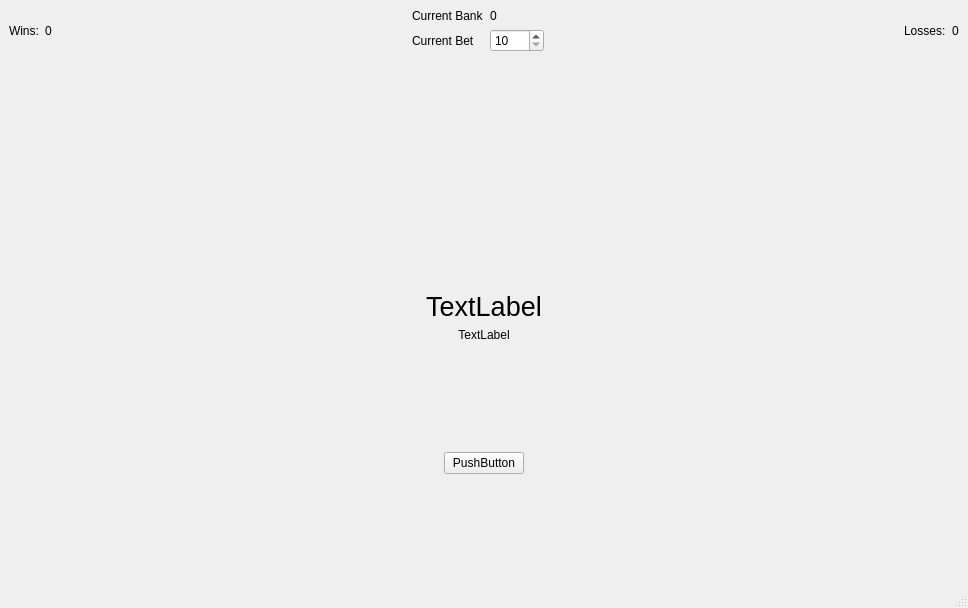
This is CrapsMainWindow.ui in Nicholas-LeBoeuf/crapsnqt-Nicholas-LeBoeuf as Qt 5 draws it before an edit. The edited form follows.
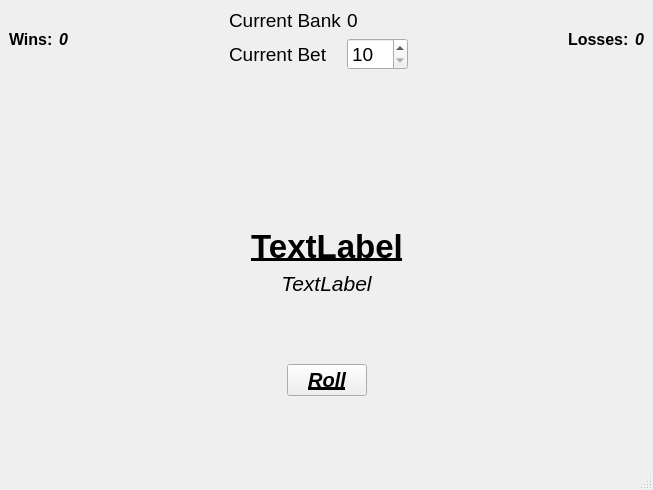
This is the edited form. Icons and pictures are not drawn.

Commit message: FINISHED PRODUCT. (Changed code a lot)

The edit to the form file:
```diff
--- a/CrapsMainWindow.ui
+++ b/CrapsMainWindow.ui
@@ -6,8 +6,8 @@
    <rect>
     <x>0</x>
     <y>0</y>
-    <width>968</width>
-    <height>608</height>
+    <width>653</width>
+    <height>490</height>
    </rect>
   </property>
   <property name="windowTitle">
@@ -23,6 +23,13 @@
          <layout class="QHBoxLayout" name="horizontalLayout">
           <item>
            <widget class="QLabel" name="label">
+            <property name="font">
+             <font>
+              <pointsize>12</pointsize>
+              <weight>75</weight>
+              <bold>true</bold>
+             </font>
+            </property>
             <property name="text">
              <string>Wins:</string>
             </property>
@@ -30,6 +37,14 @@
           </item>
           <item>
            <widget class="QLabel" name="winsCountUI">
+            <property name="font">
+             <font>
+              <pointsize>12</pointsize>
+              <weight>75</weight>
+              <italic>true</italic>
+              <bold>true</bold>
+             </font>
+            </property>
             <property name="text">
              <string>0</string>
             </property>
@@ -54,6 +69,11 @@
          <layout class="QGridLayout" name="gridLayout">
           <item row="0" column="0">
            <widget class="QLabel" name="label_3">
+            <property name="font">
+             <font>
+              <pointsize>14</pointsize>
+             </font>
+            </property>
             <property name="text">
              <string>Current Bank</string>
             </property>
@@ -61,6 +81,11 @@
           </item>
           <item row="0" column="1">
            <widget class="QLabel" name="currentBankValueUI">
+            <property name="font">
+             <font>
+              <pointsize>14</pointsize>
+             </font>
+            </property>
             <property name="text">
              <string>0</string>
             </property>
@@ -68,6 +93,11 @@
           </item>
           <item row="1" column="0">
            <widget class="QLabel" name="label_4">
+            <property name="font">
+             <font>
+              <pointsize>14</pointsize>
+             </font>
+            </property>
             <property name="text">
              <string>Current Bet</string>
             </property>
@@ -75,11 +105,16 @@
           </item>
           <item row="1" column="1">
            <widget class="QSpinBox" name="currentBetUI">
+            <property name="font">
+             <font>
+              <pointsize>14</pointsize>
+             </font>
+            </property>
             <property name="minimum">
              <number>10</number>
             </property>
             <property name="maximum">
-             <number>1000</number>
+             <number>100</number>
             </property>
             <property name="singleStep">
              <number>20</number>
@@ -105,6 +140,13 @@
          <layout class="QHBoxLayout" name="horizontalLayout_2">
           <item>
            <widget class="QLabel" name="label_5">
+            <property name="font">
+             <font>
+              <pointsize>12</pointsize>
+              <weight>75</weight>
+              <bold>true</bold>
+             </font>
+            </property>
             <property name="text">
              <string>Losses:</string>
             </property>
@@ -112,6 +154,14 @@
           </item>
           <item>
            <widget class="QLabel" name="lossesCountUI">
+            <property name="font">
+             <font>
+              <pointsize>12</pointsize>
+              <weight>75</weight>
+              <italic>true</italic>
+              <bold>true</bold>
+             </font>
+            </property>
             <property name="text">
              <string>0</string>
             </property>
@@ -137,7 +187,7 @@
       <item>
        <layout class="QHBoxLayout" name="horizontalLayout_4">
         <item>
-         <spacer name="horizontalSpacer_4">
+         <spacer name="horizontalSpacer_3">
           <property name="orientation">
            <enum>Qt::Horizontal</enum>
           </property>
@@ -160,7 +210,7 @@
          </widget>
         </item>
         <item>
-         <spacer name="horizontalSpacer_3">
+         <spacer name="horizontalSpacer_4">
           <property name="orientation">
            <enum>Qt::Horizontal</enum>
           </property>
@@ -198,7 +248,7 @@
        </layout>
       </item>
       <item>
-       <spacer name="verticalSpacer">
+       <spacer name="verticalSpacer_3">
         <property name="orientation">
          <enum>Qt::Vertical</enum>
         </property>
@@ -229,7 +279,11 @@
          <widget class="QLabel" name="rollingForUI">
           <property name="font">
            <font>
-            <pointsize>20</pointsize>
+            <pointsize>25</pointsize>
+            <weight>75</weight>
+            <italic>false</italic>
+            <bold>true</bold>
+            <underline>true</underline>
            </font>
           </property>
           <property name="text">
@@ -256,7 +310,13 @@
        </layout>
       </item>
       <item>
-       <widget class="QLabel" name="ststusUI">
+       <widget class="QLabel" name="statusUI">
+        <property name="font">
+         <font>
+          <pointsize>16</pointsize>
+          <italic>true</italic>
+         </font>
+        </property>
         <property name="text">
          <string>TextLabel</string>
         </property>
@@ -266,7 +326,7 @@
        </widget>
       </item>
       <item>
-       <spacer name="verticalSpacer_3">
+       <spacer name="verticalSpacer_2">
         <property name="orientation">
          <enum>Qt::Vertical</enum>
         </property>
@@ -295,8 +355,17 @@
         </item>
         <item>
          <widget class="QPushButton" name="rollButton">
+          <property name="font">
+           <font>
+            <pointsize>15</pointsize>
+            <weight>75</weight>
+            <italic>true</italic>
+            <bold>true</bold>
+            <underline>true</underline>
+           </font>
+          </property>
           <property name="text">
-           <string>PushButton</string>
+           <string>Roll</string>
           </property>
          </widget>
         </item>
@@ -316,7 +385,7 @@
        </layout>
       </item>
       <item>
-       <spacer name="verticalSpacer_2">
+       <spacer name="verticalSpacer">
         <property name="orientation">
          <enum>Qt::Vertical</enum>
         </property>
```
Left out of the diff: 2 changed lines with no effect on the pictures. The commit also changes 2 other files.
